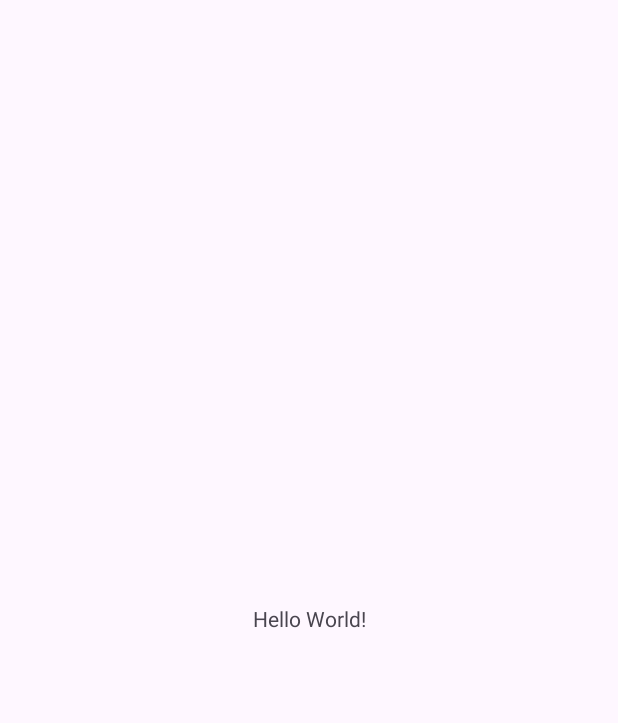
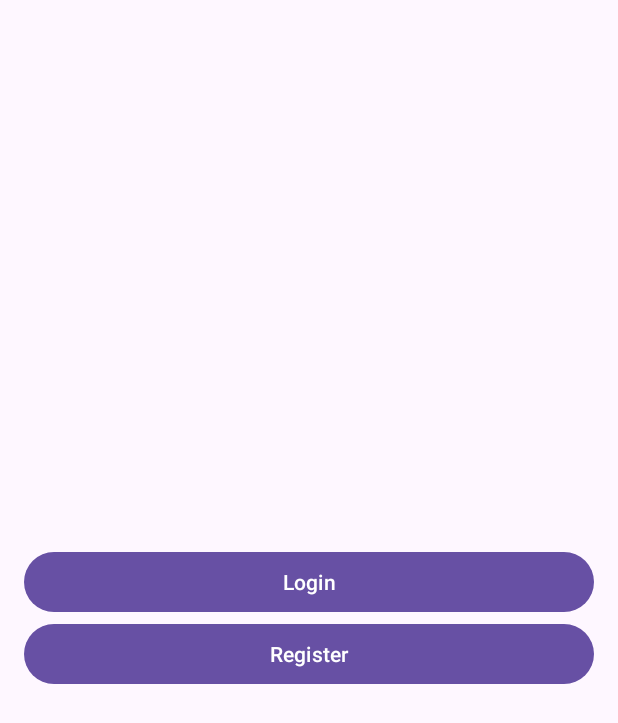
Before and after one commit to turatotoni/FilmApp, an Android app: the screen it shows after launch (MainActivity), on a phone screen of 412 x 824 dp. Before the commit the part shown is almost empty. Shown: the top 723 px of the screen. Run offline under Robolectric (Android 15) with nearby library versions, the light colour scheme and no system bars.

Commit message:
Implemented user authenthication using Firebase. Added Login and Register activties.

```diff
--- a/app/build.gradle.kts
+++ b/app/build.gradle.kts
@@ -1,6 +1,7 @@
 plugins {
     alias(libs.plugins.android.application)
     alias(libs.plugins.kotlin.android)
+    id("com.google.gms.google-services")
 }
 
 android {
@@ -45,4 +46,8 @@ dependencies {
     testImplementation(libs.junit)
     androidTestImplementation(libs.androidx.junit)
     androidTestImplementation(libs.androidx.espresso.core)
+    implementation(platform("com.google.firebase:firebase-bom:33.13.0"))
+    implementation("com.google.firebase:firebase-analytics")
+    implementation("com.google.firebase:firebase-auth")
+    implementation("com.google.firebase:firebase-firestore")
 }
--- a/app/src/main/AndroidManifest.xml
+++ b/app/src/main/AndroidManifest.xml
@@ -1,7 +1,7 @@
 <?xml version="1.0" encoding="utf-8"?>
 <manifest xmlns:android="http://schemas.android.com/apk/res/android"
     xmlns:tools="http://schemas.android.com/tools">
-
+    <uses-permission android:name="android.permission.INTERNET" />
     <application
         android:allowBackup="true"
         android:dataExtractionRules="@xml/data_extraction_rules"
@@ -21,6 +21,8 @@
                 <category android:name="android.intent.category.LAUNCHER" />
             </intent-filter>
         </activity>
+        <activity android:name=".LoginActivity"/>
+        <activity android:name=".RegisterActivity"/>
     </application>
 
 </manifest>
--- a/app/src/main/java/com/example/filmapp/MainActivity.kt
+++ b/app/src/main/java/com/example/filmapp/MainActivity.kt
@@ -1,20 +1,35 @@
 package com.example.filmapp
 
+import android.content.Intent
 import android.os.Bundle
+import android.widget.Button
 import androidx.activity.enableEdgeToEdge
 import androidx.appcompat.app.AppCompatActivity
 import androidx.core.view.ViewCompat
 import androidx.core.view.WindowInsetsCompat
+import com.google.firebase.Firebase
+import com.google.firebase.FirebaseApp
 
 class MainActivity : AppCompatActivity() {
     override fun onCreate(savedInstanceState: Bundle?) {
         super.onCreate(savedInstanceState)
-        enableEdgeToEdge()
         setContentView(R.layout.activity_main)
-        ViewCompat.setOnApplyWindowInsetsListener(findViewById(R.id.main)) { v, insets ->
-            val systemBars = insets.getInsets(WindowInsetsCompat.Type.systemBars())
-            v.setPadding(systemBars.left, systemBars.top, systemBars.right, systemBars.bottom)
-            insets
+        //FirebaseApp.initializeApp(this) ovo sam iso probat ako ne bude radilo dodavanje u manifest al je radilo
+
+        //connected variables to buttons on xml
+        val loginBtn = findViewById<Button>(R.id.loginButton)
+        val registerBtn = findViewById<Button>(R.id.registerButton)
+
+        //when button is clicked...
+        loginBtn.setOnClickListener {
+            //make a new intent and from MainActivity to other activities given in the intent
+            val intent = Intent(this, LoginActivity::class.java)
+            startActivity(intent)
+        }
+
+        registerBtn.setOnClickListener {
+            val intent = Intent(this, RegisterActivity::class.java)
+            startActivity(intent)
         }
     }
 }
--- a/app/src/main/res/layout/activity_main.xml
+++ b/app/src/main/res/layout/activity_main.xml
@@ -1,19 +1,33 @@
 <?xml version="1.0" encoding="utf-8"?>
-<androidx.constraintlayout.widget.ConstraintLayout xmlns:android="http://schemas.android.com/apk/res/android"
+<RelativeLayout xmlns:android="http://schemas.android.com/apk/res/android"
     xmlns:app="http://schemas.android.com/apk/res-auto"
     xmlns:tools="http://schemas.android.com/tools"
     android:id="@+id/main"
     android:layout_width="match_parent"
     android:layout_height="match_parent"
+    android:gravity="center"
+    android:padding="16dp"
     tools:context=".MainActivity">
 
-    <TextView
-        android:layout_width="wrap_content"
-        android:layout_height="wrap_content"
-        android:text="Hello World!"
-        app:layout_constraintBottom_toBottomOf="parent"
-        app:layout_constraintEnd_toEndOf="parent"
-        app:layout_constraintStart_toStartOf="parent"
-        app:layout_constraintTop_toTopOf="parent" />
 
-</androidx.constraintlayout.widget.ConstraintLayout>
+    <LinearLayout
+        android:layout_width="match_parent"
+        android:layout_height="match_parent"
+        android:gravity="center"
+        android:orientation="vertical">
+
+        <Button
+            android:layout_width="match_parent"
+            android:layout_height="wrap_content"
+            android:text="Login"
+            android:id="@+id/loginButton"/>
+
+        <Button
+            android:layout_width="match_parent"
+            android:layout_height="wrap_content"
+            android:text="Register"
+            android:id="@+id/registerButton"/>
+
+
+    </LinearLayout>
+</RelativeLayout>
--- a/build.gradle.kts
+++ b/build.gradle.kts
@@ -2,4 +2,5 @@
 plugins {
     alias(libs.plugins.android.application) apply false
     alias(libs.plugins.kotlin.android) apply false
+    id("com.google.gms.google-services") version "4.4.2" apply false
 }
```
Also changed, not shown: app/src/main/java/com/example/filmapp/LoginActivity.kt (added, +66 -0 lines), app/src/main/java/com/example/filmapp/RegisterActivity.kt (added, +56 -0 lines), app/src/main/res/layout/activity_login.xml (added, +38 -0 lines), app/src/main/res/layout/activity_register.xml (added, +38 -0 lines), 1 other file.
